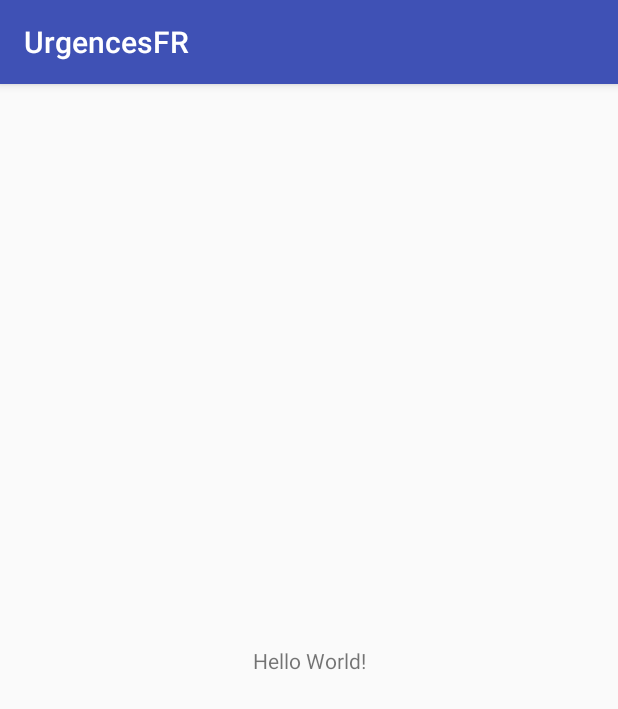
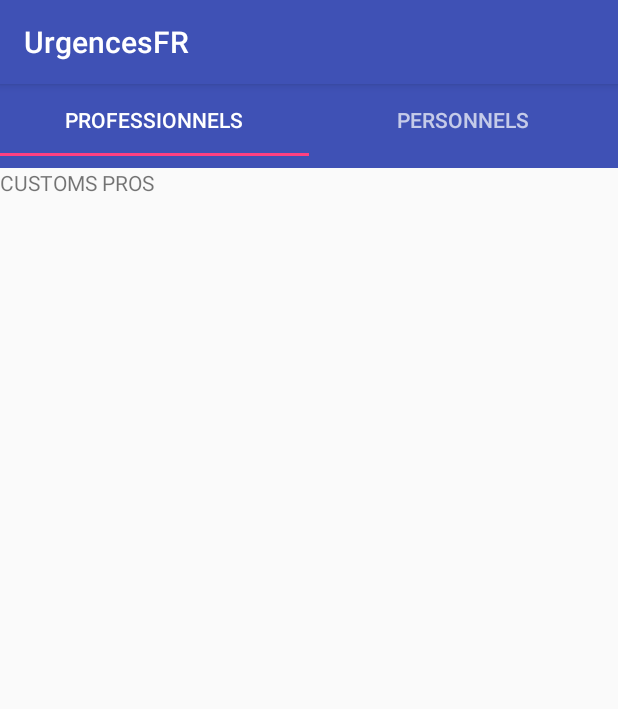
Before and after one commit to rabacrabe/UrgencesFR2.0, an Android app: the screen it shows after launch (ProfessionalsActivity before the commit, TabActivity after it), on a phone screen of 412 x 824 dp. Shown: the top 709 px of the screen. Run offline under Robolectric (Android 15) with nearby library versions, the phone set to English and light mode, and no system bars.

Commit message:
Ajout des tabs

```diff
--- a/app/build.gradle
+++ b/app/build.gradle
@@ -24,9 +24,10 @@ android {
 
 dependencies {
     implementation fileTree(dir: 'libs', include: ['*.jar'])
-    implementation"org.jetbrains.kotlin:kotlin-stdlib-jdk7:$kotlin_version"
+    implementation "org.jetbrains.kotlin:kotlin-stdlib-jdk7:$kotlin_version"
     implementation 'com.android.support:appcompat-v7:27.1.1'
     implementation 'com.android.support.constraint:constraint-layout:1.1.3'
+    implementation 'com.android.support:design:27.1.1'
     testImplementation 'junit:junit:4.12'
     androidTestImplementation 'com.android.support.test:runner:1.0.2'
     androidTestImplementation 'com.android.support.test.espresso:espresso-core:3.0.2'
--- a/app/src/main/AndroidManifest.xml
+++ b/app/src/main/AndroidManifest.xml
@@ -9,13 +9,14 @@
         android:roundIcon="@mipmap/ic_launcher_round"
         android:supportsRtl="true"
         android:theme="@style/AppTheme">
-        <activity android:name=".ProfessionalsActivity">
+        <activity android:name=".activity.TabActivity">
             <intent-filter>
                 <action android:name="android.intent.action.MAIN" />
 
                 <category android:name="android.intent.category.LAUNCHER" />
             </intent-filter>
         </activity>
+
     </application>
 
 </manifest>
--- a/app/src/main/java/urgencesfr/gtheurillat/urgencesfr/ProfessionalsActivity.kt
+++ /dev/null
@@ -1,12 +0,0 @@
-package urgencesfr.gtheurillat.urgencesfr
-
-import android.support.v7.app.AppCompatActivity
-import android.os.Bundle
-
-class ProfessionalsActivity : AppCompatActivity() {
-
-    override fun onCreate(savedInstanceState: Bundle?) {
-        super.onCreate(savedInstanceState)
-        setContentView(R.layout.activity_professionals)
-    }
-}
--- /dev/null
+++ b/app/src/main/java/urgencesfr/gtheurillat/urgencesfr/activity/MainTabPersosActivity.kt
@@ -0,0 +1,76 @@
+package urgencesfr.gtheurillat.urgencesfr.activity
+
+import android.support.v7.app.AppCompatActivity
+import android.os.Bundle
+import android.support.design.widget.FloatingActionButton
+import android.support.design.widget.Snackbar
+import android.support.v4.app.Fragment
+import urgencesfr.gtheurillat.urgencesfr.R
+import android.widget.Toast
+import android.text.method.ScrollingMovementMethod
+import android.widget.TextView
+import android.view.ViewGroup
+import android.view.LayoutInflater
+import android.view.View
+import kotlinx.android.synthetic.main.activity_main_tab_persos.*
+
+
+class MainTabPersosActivity : Fragment() {
+    companion object {
+
+        fun newInstance(): MainTabPersosActivity {
+            val args = Bundle()
+
+            val fragment = MainTabPersosActivity()
+            fragment.arguments = args
+
+            return fragment
+        }
+
+        /*
+        public override fun onCreate(savedInstanceState: Bundle?) {
+            super.onCreate(savedInstanceState)
+
+            // favDAO = FavorisDAO(getActivity())
+
+        }
+
+    override fun onCreateView(inflater: LayoutInflater, container: ViewGroup,
+                     savedInstanceState: Bundle): View {
+        val view = inflater.inflate(R.layout.activity_main_tab_persos, container, false)
+
+        val titreTextView = view.findViewById(R.id.textView) as TextView
+        titreTextView.setText("CUSTOMS PERSOS")
+
+        return view
+    }
+*/
+    }
+
+    public override fun onCreate(savedInstanceState: Bundle?) {
+        super.onCreate(savedInstanceState)
+
+        // favDAO = FavorisDAO(getActivity())
+
+
+    }
+
+
+    override fun onCreateView(inflater: LayoutInflater, container: ViewGroup?, savedInstanceState: Bundle?): View? {
+        val view = inflater!!.inflate(R.layout.activity_main_tab_persos, container, false)
+
+        val titreTextView = view.findViewById(R.id.textView) as TextView
+
+        titreTextView.setText("CUSTOMS PERSOS")
+
+
+        val add_persos = view.findViewById<View>(R.id.add_persos) as FloatingActionButton
+        add_persos.setOnClickListener { view ->
+            Snackbar.make(view, "Replace with your own action", Snackbar.LENGTH_LONG)
+                    .setAction("Action", null).show()
+        }
+
+        return view
+    }
+
+}
--- /dev/null
+++ b/app/src/main/java/urgencesfr/gtheurillat/urgencesfr/activity/MainTabProsActivity.kt
@@ -0,0 +1,45 @@
+package urgencesfr.gtheurillat.urgencesfr.activity
+
+import android.support.v4.app.Fragment;
+import android.support.v7.app.AppCompatActivity
+import android.os.Bundle
+import android.view.LayoutInflater
+import android.view.View
+import android.view.ViewGroup
+import android.widget.TextView
+import urgencesfr.gtheurillat.urgencesfr.R
+
+class MainTabProsActivity : Fragment() {
+
+    companion object {
+
+        fun newInstance(): MainTabProsActivity {
+            val args = Bundle()
+
+            val fragment = MainTabProsActivity()
+            fragment.arguments = args
+
+            return fragment
+        }
+
+    }
+
+    public override fun onCreate(savedInstanceState: Bundle?) {
+        super.onCreate(savedInstanceState)
+
+        // favDAO = FavorisDAO(getActivity())
+
+    }
+
+
+    override fun onCreateView(inflater: LayoutInflater, container: ViewGroup?, savedInstanceState: Bundle?): View? {
+        val view = inflater!!.inflate(R.layout.activity_main_tab_pros, container, false)
+
+        var titreTextView = view.findViewById(R.id.textView) as TextView
+
+        titreTextView.setText("CUSTOMS PROS")
+
+        return view
+    }
+
+}
--- /dev/null
+++ b/app/src/main/java/urgencesfr/gtheurillat/urgencesfr/activity/TabActivity.kt
@@ -0,0 +1,78 @@
+package urgencesfr.gtheurillat.urgencesfr.activity
+
+import android.content.Context
+import android.support.v7.app.AppCompatActivity
+import android.os.Bundle
+import urgencesfr.gtheurillat.urgencesfr.R
+import android.support.design.widget.TabLayout
+import android.support.v4.view.ViewPager
+import android.view.View
+import urgencesfr.gtheurillat.urgencesfr.adapter.MainTabAdapter
+import android.content.DialogInterface
+import android.support.v7.app.AlertDialog
+
+
+class TabActivity : AppCompatActivity() {
+
+   // private var tabLayout: TabLayout? = null
+    private lateinit var tabLayout: TabLayout
+    private lateinit var viewPager: ViewPager
+    private lateinit var adapter: MainTabAdapter
+    private lateinit var mainContext: Context
+
+    override fun onCreate(savedInstanceState: Bundle?) {
+        super.onCreate(savedInstanceState)
+        setContentView(R.layout.activity_tab)
+
+        mainContext = this;
+
+        try {
+            tabLayout = findViewById<TabLayout>(R.id.tabLayout_main)
+            //Adding the tabs using addTab() method
+            tabLayout.addTab(tabLayout.newTab().setText("Professionnels"))
+            tabLayout.addTab(tabLayout.newTab().setText("Personnels"))
+
+            tabLayout.setTabGravity(TabLayout.GRAVITY_FILL)
+
+            //Creating our pager adapter
+            adapter = MainTabAdapter(supportFragmentManager, tabLayout.getTabCount())
+
+            viewPager = findViewById<View>(R.id.pager) as ViewPager
+            //Adding adapter to pager
+            viewPager.setAdapter(adapter)
+
+            // Give the TabLayout the ViewPager
+            val tabLayout = findViewById(R.id.tabLayout_main) as TabLayout
+            tabLayout.setupWithViewPager(viewPager)
+
+        } catch (e: Exception) {
+            showError(e.toString())
+        }
+
+
+    }
+
+    fun showError(message: String) {
+        val alertDialogBuilder: AlertDialog.Builder
+        alertDialogBuilder = AlertDialog.Builder(this)
+
+        alertDialogBuilder.setTitle("Erreur")
+
+        // set dialog message
+        alertDialogBuilder
+                .setMessage(message)
+                .setCancelable(false)
+                .setPositiveButton("Ok", DialogInterface.OnClickListener { dialog, id ->
+                    // if this button is clicked, close
+                    // current activity
+                    this@TabActivity.finish()
+                })
+        // create alert dialog
+        val alertDialog = alertDialogBuilder.create()
+
+        // show it
+        alertDialog.show()
+    }
+
+
+}
--- /dev/null
+++ b/app/src/main/java/urgencesfr/gtheurillat/urgencesfr/adapter/MainTabAdapter.kt
@@ -0,0 +1,38 @@
+package urgencesfr.gtheurillat.urgencesfr.adapter
+
+import android.support.v4.app.Fragment;
+import android.support.v4.app.FragmentManager;
+import android.support.v4.app.FragmentStatePagerAdapter;
+import urgencesfr.gtheurillat.urgencesfr.activity.MainTabProsActivity;
+import urgencesfr.gtheurillat.urgencesfr.activity.MainTabPersosActivity;
+
+class MainTabAdapter//Constructor to the class
+(fm: FragmentManager, //integer to count number of tabs
+ internal var tabCount: Int) : FragmentStatePagerAdapter(fm) {
+    private val tabTitles = arrayOf("Professionnels", "Personnels")
+
+    init {
+
+    }//Initializing tab count
+
+    //Overriding method getItem
+    override fun getItem(position: Int): Fragment? {
+        //Returning the current tabs
+        when (position) {
+            0 -> return MainTabProsActivity.newInstance()
+
+            1 -> return MainTabPersosActivity.newInstance()
+            else -> return null
+        }
+    }
+
+    //Overriden method getCount to get the number of tabs
+    override fun getCount(): Int {
+        return tabCount
+    }
+
+    override fun getPageTitle(position: Int): CharSequence? {
+        // Generate title based on item position
+        return tabTitles[position]
+    }
+}
--- /dev/null
+++ b/app/src/main/res/layout/activity_main_tab_pros.xml
@@ -0,0 +1,17 @@
+<?xml version="1.0" encoding="utf-8"?>
+<LinearLayout xmlns:android="http://schemas.android.com/apk/res/android"
+    xmlns:app="http://schemas.android.com/apk/res-auto"
+    xmlns:tools="http://schemas.android.com/tools"
+    android:layout_width="match_parent"
+    android:layout_height="match_parent"
+    android:orientation="vertical"
+    tools:context=".activity.MainTabProsActivity">
+
+    <TextView
+        android:id="@+id/textView"
+        android:layout_width="wrap_content"
+        android:layout_height="wrap_content"
+        android:text="PROS"
+        tools:layout_editor_absoluteX="108dp"
+        tools:layout_editor_absoluteY="160dp" />
+</LinearLayout>
--- a/app/src/main/res/layout/activity_professionals.xml
+++ /dev/null
@@ -1,18 +0,0 @@
-<?xml version="1.0" encoding="utf-8"?>
-<android.support.constraint.ConstraintLayout xmlns:android="http://schemas.android.com/apk/res/android"
-    xmlns:app="http://schemas.android.com/apk/res-auto"
-    xmlns:tools="http://schemas.android.com/tools"
-    android:layout_width="match_parent"
-    android:layout_height="match_parent"
-    tools:context=".ProfessionalsActivity">
-
-    <TextView
-        android:layout_width="wrap_content"
-        android:layout_height="wrap_content"
-        android:text="Hello World!"
-        app:layout_constraintBottom_toBottomOf="parent"
-        app:layout_constraintLeft_toLeftOf="parent"
-        app:layout_constraintRight_toRightOf="parent"
-        app:layout_constraintTop_toTopOf="parent" />
-
-</android.support.constraint.ConstraintLayout>
--- /dev/null
+++ b/app/src/main/res/layout/activity_tab.xml
@@ -0,0 +1,25 @@
+<?xml version="1.0" encoding="utf-8"?>
+<LinearLayout xmlns:android="http://schemas.android.com/apk/res/android"
+    xmlns:app="http://schemas.android.com/apk/res-auto"
+    xmlns:tools="http://schemas.android.com/tools"
+    android:layout_width="match_parent"
+    android:layout_height="match_parent"
+    android:orientation="vertical"
+    tools:context=".activity.TabActivity">
+
+    <!-- our tablayout to display tabs  -->
+    <android.support.design.widget.TabLayout
+        android:id="@+id/tabLayout_main"
+        android:layout_width="match_parent"
+        android:layout_height="wrap_content"
+        android:background="?attr/colorPrimary"
+        android:minHeight="?attr/actionBarSize"
+        android:theme="@style/ThemeOverlay.AppCompat.Dark.ActionBar"/>
+
+    <!-- View pager to swipe views -->
+    <android.support.v4.view.ViewPager
+        android:id="@+id/pager"
+        android:layout_width="match_parent"
+        android:layout_height="fill_parent"/>
+
+</LinearLayout>
--- /dev/null
+++ b/app/src/main/res/values-w820dp/dimens.xml
@@ -0,0 +1,6 @@
+<resources>
+    <!-- Example customization of dimensions originally defined in res/values/dimens.xml
+         (such as screen margins) for screens with more than 820dp of available width. This
+         would include 7" and 10" devices in landscape (~960dp and ~1280dp respectively). -->
+    <dimen name="activity_horizontal_margin">64dp</dimen>
+</resources>
--- a/build.gradle
+++ b/build.gradle
@@ -1,13 +1,13 @@
 // Top-level build file where you can add configuration options common to all sub-projects/modules.
 
 buildscript {
-    ext.kotlin_version = '1.2.50'
+    ext.kotlin_version = '1.2.51'
     repositories {
         google()
         jcenter()
     }
     dependencies {
-        classpath 'com.android.tools.build:gradle:3.1.4'
+        classpath 'com.android.tools.build:gradle:3.2.1'
         classpath "org.jetbrains.kotlin:kotlin-gradle-plugin:$kotlin_version"
 
         // NOTE: Do not place your application dependencies here; they belong
```
Also changed, not shown: app/src/main/res/layout/activity_main_tab_persos.xml (added, +25 -0 lines), app/src/main/res/layout/content_test.xml (added, +11 -0 lines), app/src/main/res/layout/fragment_main.xml (added, +23 -0 lines), app/src/main/res/menu/menu_main.xml (added, +10 -0 lines), app/src/main/res/values/dimens.xml (added, +7 -0 lines), app/src/main/res/values/strings.xml (+7 -0 lines), app/src/main/res/values/styles.xml (+9 -0 lines), gradle/wrapper/gradle-wrapper.properties.
